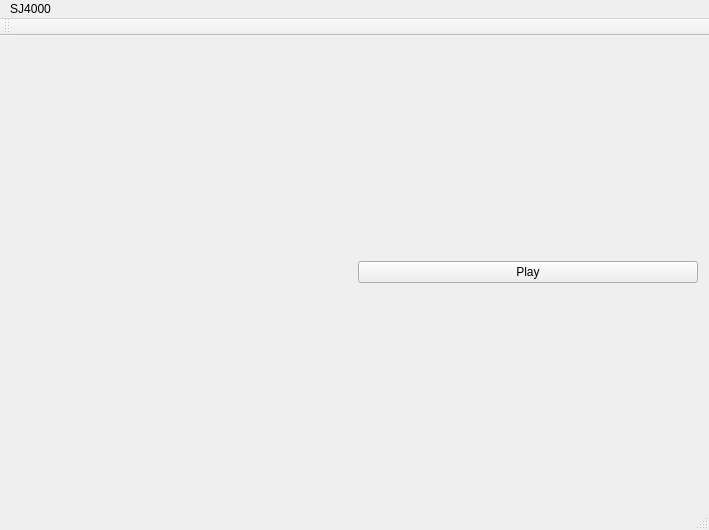
Qt form mainwindow.ui (yeckel/sj4000wifi) before a commit.
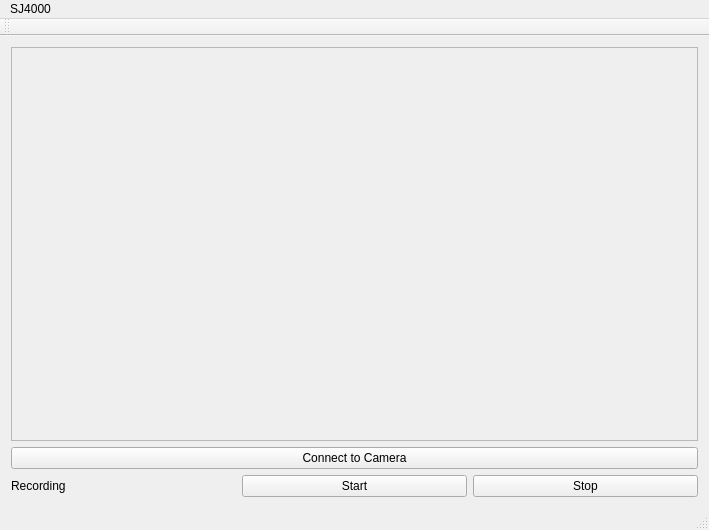
The same form after that commit.

Commit message: Added start and stop recording functionality.

```diff
--- a/mainwindow.ui
+++ b/mainwindow.ui
@@ -14,16 +14,65 @@
    <string>MainWindow</string>
   </property>
   <widget class="QWidget" name="centralWidget">
-   <layout class="QHBoxLayout" name="horizontalLayout">
+   <layout class="QGridLayout" name="gridLayout">
+    <item row="0" column="0">
+     <layout class="QVBoxLayout" name="verticalLayout_2">
     <item>
-     <widget class="QWidget" name="videoWidget" native="true"/>
+       <layout class="QVBoxLayout" name="verticalLayout">
+        <item>
+         <widget class="QFrame" name="videoFrame">
+          <property name="sizePolicy">
+           <sizepolicy hsizetype="Preferred" vsizetype="Preferred">
+            <horstretch>0</horstretch>
+            <verstretch>1</verstretch>
+           </sizepolicy>
+          </property>
+          <property name="autoFillBackground">
+           <bool>false</bool>
+          </property>
+          <property name="frameShape">
+           <enum>QFrame::StyledPanel</enum>
+          </property>
+          <property name="frameShadow">
+           <enum>QFrame::Raised</enum>
+          </property>
+         </widget>
     </item>
     <item>
      <widget class="QPushButton" name="playButton">
       <property name="text">
-       <string>Play</string>
-      </property>
-     </widget>
+           <string>Connect to Camera</string>
+          </property>
+         </widget>
+        </item>
+        <item>
+         <layout class="QHBoxLayout" name="horizontalLayout">
+          <item>
+           <widget class="QLabel" name="label">
+            <property name="text">
+             <string>Recording</string>
+            </property>
+           </widget>
+          </item>
+          <item>
+           <widget class="QPushButton" name="startRecButton">
+            <property name="text">
+             <string>Start</string>
+            </property>
+           </widget>
+          </item>
+          <item>
+           <widget class="QPushButton" name="stopRecButton">
+            <property name="text">
+             <string>Stop</string>
+            </property>
+           </widget>
+          </item>
+         </layout>
+        </item>
+       </layout>
+      </item>
+     </layout>
     </item>
    </layout>
   </widget>
```
Lines whose indentation alone changed are shown as unchanged. The commit also changes 6 other files.
